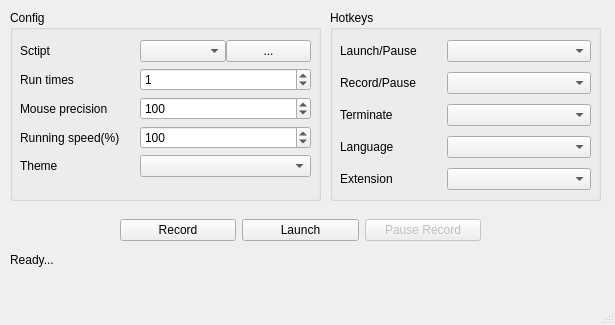
Before: the Qt Designer form UIView.ui in taojy123/KeymouseGo, drawn with Qt 5.
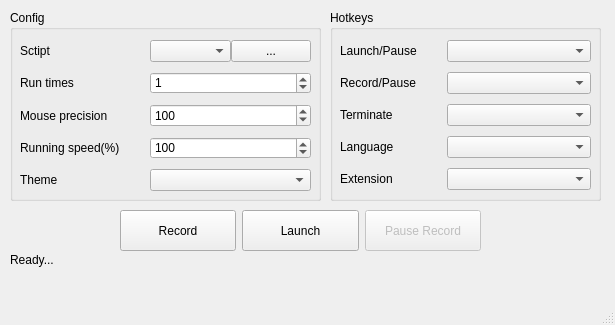
After: the same form once the commit is applied. Icons and pictures are not drawn.

Commit message: fix: solve https://github.com/taojy123/KeymouseGo/pull/135#issuecomment-1166430120 bug

Diff of the .ui file:
```diff
--- a/UIView.ui
+++ b/UIView.ui
@@ -125,8 +125,17 @@
       </rect>
      </property>
      <layout class="QFormLayout" name="formLayout_2">
+      <property name="sizeConstraint">
+       <enum>QLayout::SetDefaultConstraint</enum>
+      </property>
+      <property name="rowWrapPolicy">
+       <enum>QFormLayout::DontWrapRows</enum>
+      </property>
       <property name="horizontalSpacing">
-       <number>20</number>
+       <number>30</number>
+      </property>
+      <property name="verticalSpacing">
+       <number>10</number>
       </property>
       <item row="0" column="0">
        <widget class="QLabel" name="label_script">
@@ -138,10 +147,23 @@
       <item row="0" column="1">
        <layout class="QGridLayout" name="gridLayout">
         <item row="0" column="0">
-         <widget class="QComboBox" name="choice_script"/>
+         <widget class="QComboBox" name="choice_script">
+          <property name="sizePolicy">
+           <sizepolicy hsizetype="Minimum" vsizetype="Minimum">
+            <horstretch>0</horstretch>
+            <verstretch>0</verstretch>
+           </sizepolicy>
+          </property>
+         </widget>
         </item>
         <item row="0" column="1">
          <widget class="QPushButton" name="bt_open_script_files">
+          <property name="sizePolicy">
+           <sizepolicy hsizetype="Minimum" vsizetype="Minimum">
+            <horstretch>0</horstretch>
+            <verstretch>0</verstretch>
+           </sizepolicy>
+          </property>
           <property name="text">
            <string>...</string>
           </property>
@@ -161,6 +183,12 @@
       </item>
       <item row="1" column="1">
        <widget class="QSpinBox" name="stimes">
+        <property name="sizePolicy">
+         <sizepolicy hsizetype="Minimum" vsizetype="Minimum">
+          <horstretch>0</horstretch>
+          <verstretch>0</verstretch>
+         </sizepolicy>
+        </property>
         <property name="toolTip">
          <string>Execution times(0 for endless looping)</string>
         </property>
@@ -187,6 +215,12 @@
       </item>
       <item row="2" column="1">
        <widget class="QSpinBox" name="mouse_move_interval_ms">
+        <property name="sizePolicy">
+         <sizepolicy hsizetype="Minimum" vsizetype="Minimum">
+          <horstretch>0</horstretch>
+          <verstretch>0</verstretch>
+         </sizepolicy>
+        </property>
         <property name="toolTip">
          <string>The smaller the value is, the preciser the trace will be</string>
         </property>
@@ -213,6 +247,12 @@
       </item>
       <item row="3" column="1">
        <widget class="QSpinBox" name="execute_speed">
+        <property name="sizePolicy">
+         <sizepolicy hsizetype="Minimum" vsizetype="Minimum">
+          <horstretch>0</horstretch>
+          <verstretch>0</verstretch>
+         </sizepolicy>
+        </property>
         <property name="toolTip">
          <string>Range(20%-500%)</string>
         </property>
@@ -238,7 +278,14 @@
        </widget>
       </item>
       <item row="4" column="1">
-       <widget class="QComboBox" name="choice_theme"/>
+       <widget class="QComboBox" name="choice_theme">
+        <property name="sizePolicy">
+         <sizepolicy hsizetype="Minimum" vsizetype="Minimum">
+          <horstretch>0</horstretch>
+          <verstretch>0</verstretch>
+         </sizepolicy>
+        </property>
+       </widget>
       </item>
      </layout>
     </widget>
@@ -252,6 +299,12 @@
       <height>20</height>
      </rect>
     </property>
+    <property name="sizePolicy">
+     <sizepolicy hsizetype="Minimum" vsizetype="Minimum">
+      <horstretch>0</horstretch>
+      <verstretch>0</verstretch>
+     </sizepolicy>
+    </property>
     <property name="text">
      <string>Ready...</string>
     </property>
@@ -271,6 +324,12 @@
      </property>
      <item>
       <widget class="QPushButton" name="btrecord">
+       <property name="sizePolicy">
+        <sizepolicy hsizetype="Minimum" vsizetype="Minimum">
+         <horstretch>0</horstretch>
+         <verstretch>0</verstretch>
+        </sizepolicy>
+       </property>
        <property name="text">
         <string>Record</string>
        </property>
@@ -278,6 +337,12 @@
      </item>
      <item>
       <widget class="QPushButton" name="btrun">
+       <property name="sizePolicy">
+        <sizepolicy hsizetype="Minimum" vsizetype="Minimum">
+         <horstretch>0</horstretch>
+         <verstretch>0</verstretch>
+        </sizepolicy>
+       </property>
        <property name="text">
         <string>Launch</string>
        </property>
@@ -288,6 +353,12 @@
        <property name="enabled">
         <bool>false</bool>
        </property>
+       <property name="sizePolicy">
+        <sizepolicy hsizetype="Minimum" vsizetype="Minimum">
+         <horstretch>0</horstretch>
+         <verstretch>0</verstretch>
+        </sizepolicy>
+       </property>
        <property name="text">
         <string>Pause Record</string>
        </property>
```
Left out of the diff: 55 changed lines with no effect on the pictures. The commit also changes 2 other files.
